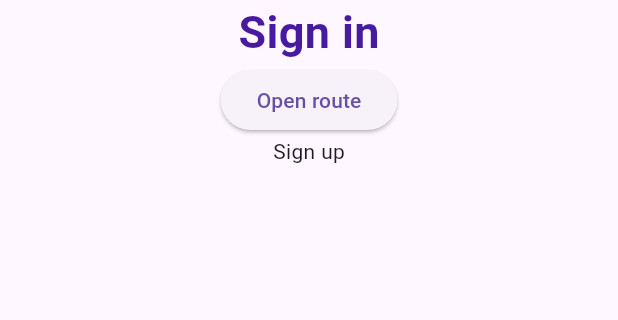
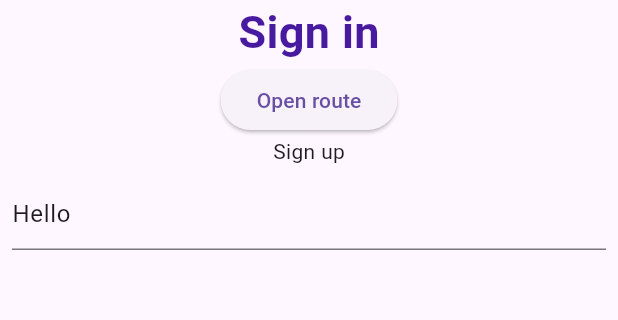
Before and after one commit to ddmuzyk/account-app, a Flutter app: the screen it shows after launch, after a tap on "Sign up", on a phone screen of 412 x 824 dp, the part 287-607 px from its top. Run offline on Flutter 3.47's test engine with Material 3 defaults, Android fonts, the light colour scheme and no system bars.

Commit message:
create BaseTextFormField widget

```diff
--- a/lib/views/login/login_view.dart
+++ b/lib/views/login/login_view.dart
@@ -1,13 +1,21 @@
 import 'package:dsw_52745/utils/my_colors.dart';
 import 'package:dsw_52745/utils/my_images.dart';
 import 'package:dsw_52745/views/register/register_view.dart';
+import 'package:dsw_52745/views/widgets/basic_text_form_field.dart';
 import 'package:flutter/material.dart';
 
-class LoginView extends StatelessWidget {
+class LoginView extends StatefulWidget {
   const LoginView({super.key});
 
   @override
+  State<LoginView> createState() => _LoginViewState();
+}
+
+class _LoginViewState extends State<LoginView> {
+  @override
   Widget build(BuildContext context) {
+    var boolValue = false;
+
     return SafeArea(
       child: Scaffold(
         body: SizedBox(
@@ -16,14 +24,7 @@ class LoginView extends StatelessWidget {
             children: [
               const SizedBox(height: 62),
               Image.asset(MyImages.logo),
-              Text(
-                'Sign in',
-                style: TextStyle(
-                  fontSize: 30,
-                  fontWeight: FontWeight.w700,
-                  color: MyColors.purpleColor,
-                ),
-              ),
+              _signInText('Sign in'),
               ElevatedButton(
                 child: const Text('Open route'),
                 onPressed: () {
@@ -37,11 +38,13 @@ class LoginView extends StatelessWidget {
               GestureDetector(
                 child: const Text('Sign up'),
                 onTap: () {
-                  print('xxx1');
-                  print('xxx2');
+                  setState(() {
+                    boolValue = !boolValue;
+                  });
                 },
                 onDoubleTap: () => print('clicked twice'),
-              )
+              ),
+              const BasicTextFormField(initialValue: 'Hello'),
             ],
           ),
         ),
@@ -49,3 +52,14 @@ class LoginView extends StatelessWidget {
     );
   }
 }
+
+Widget _signInText(String text) {
+  return Text(
+    text,
+    style: TextStyle(
+      fontSize: 30,
+      fontWeight: FontWeight.w700,
+      color: MyColors.purpleColor,
+    ),
+  );
+}
--- /dev/null
+++ b/lib/views/widgets/basic_text_form_field.dart
@@ -0,0 +1,15 @@
+import 'package:flutter/material.dart';
+
+class BasicTextFormField extends StatelessWidget {
+  final String initialValue;
+
+  const BasicTextFormField({super.key, this.initialValue = ''});
+
+  @override
+  Widget build(BuildContext context) {
+    return Padding(
+      padding: const EdgeInsets.all(8),
+      child: TextFormField(initialValue: initialValue),
+    );
+  }
+}
```
